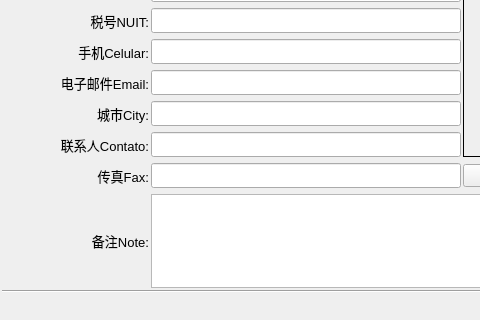
Qt form Ui/FormCustomerEdit.ui (golden7602/zion) before a commit; both pictures show x 0 to 480 and y 164 to 484 of the 665 by 484 pixel window.
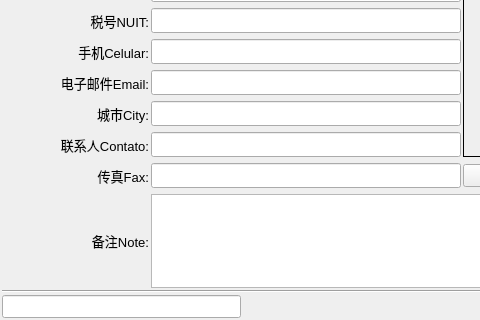
The same form after that commit. Icons and pictures are not drawn.

```diff
--- a/Ui/FormCustomerEdit.ui
+++ b/Ui/FormCustomerEdit.ui
@@ -559,6 +559,13 @@
    </item>
    <item>
     <layout class="QHBoxLayout" name="horizontalLayout">
+     <item>
+      <widget class="QLineEdit" name="fTaxRegCer">
+       <property name="enabled">
+        <bool>true</bool>
+       </property>
+      </widget>
+     </item>
      <item>
       <spacer name="horizontalSpacer">
        <property name="orientation">
```
Left out of the diff: 11 changed lines with no effect on the pictures.
